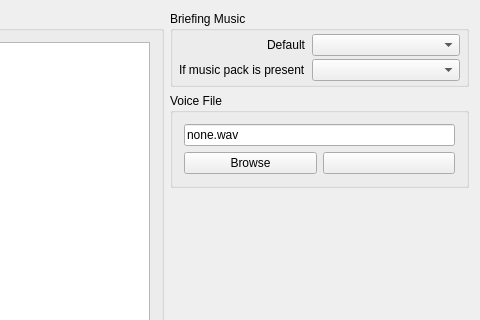
Above: qtfred/ui/BriefingEditorDialog.ui from scp-fs2open/fs2open.github.com before the change; both pictures show x 1025 to 1505 and y 0 to 320 of the 1505 by 725 pixel window. Below: the same form after it.
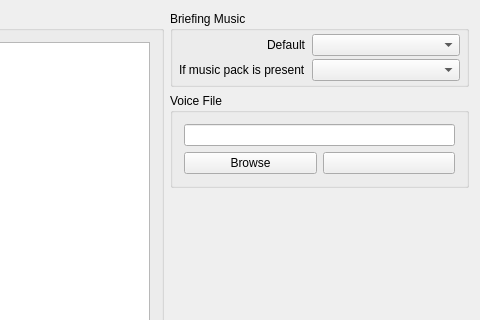
That is the form after the change. Icons and pictures are not drawn. Custom widgets are drawn as their Qt base class.

Commit message: prep the briefing data model

The edit to the form file:
```diff
--- a/qtfred/ui/BriefingEditorDialog.ui
+++ b/qtfred/ui/BriefingEditorDialog.ui
@@ -597,7 +597,7 @@
             <item>
              <widget class="QLineEdit" name="voiceFileLineEdit">
               <property name="text">
-               <string>none.wav</string>
+               <string/>
               </property>
              </widget>
             </item>
```
The commit also changes 2 other files.
